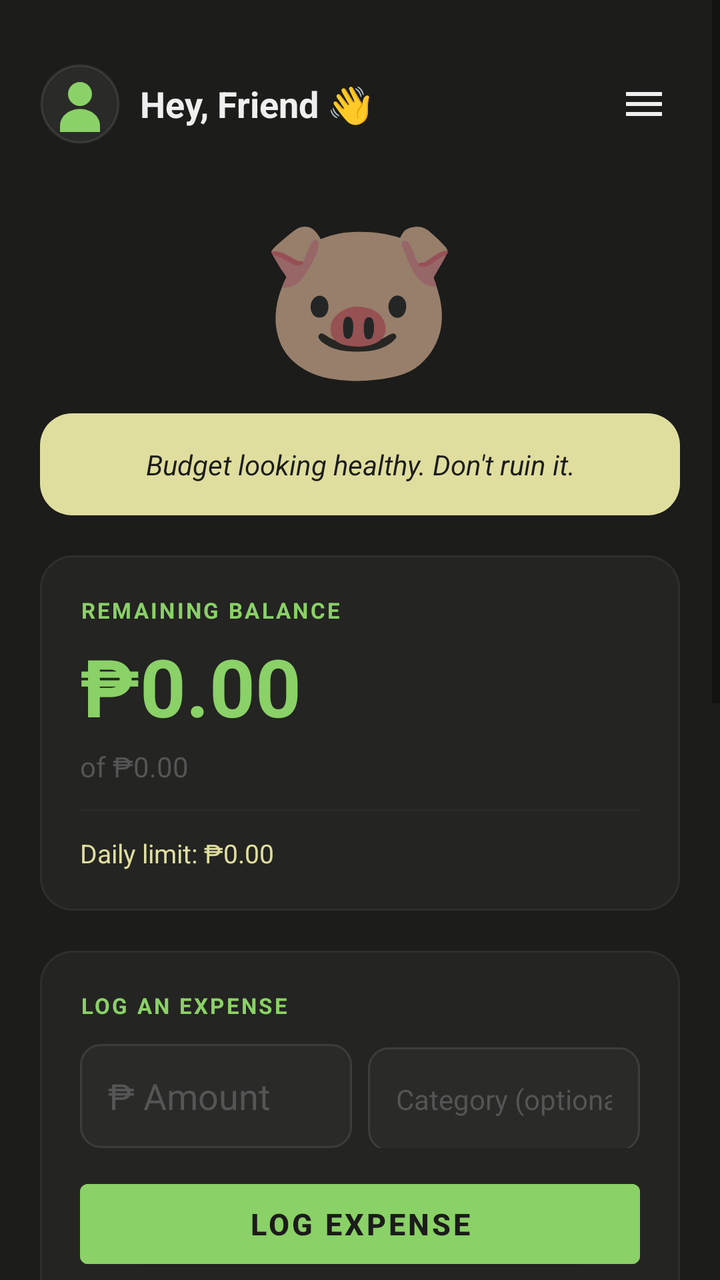
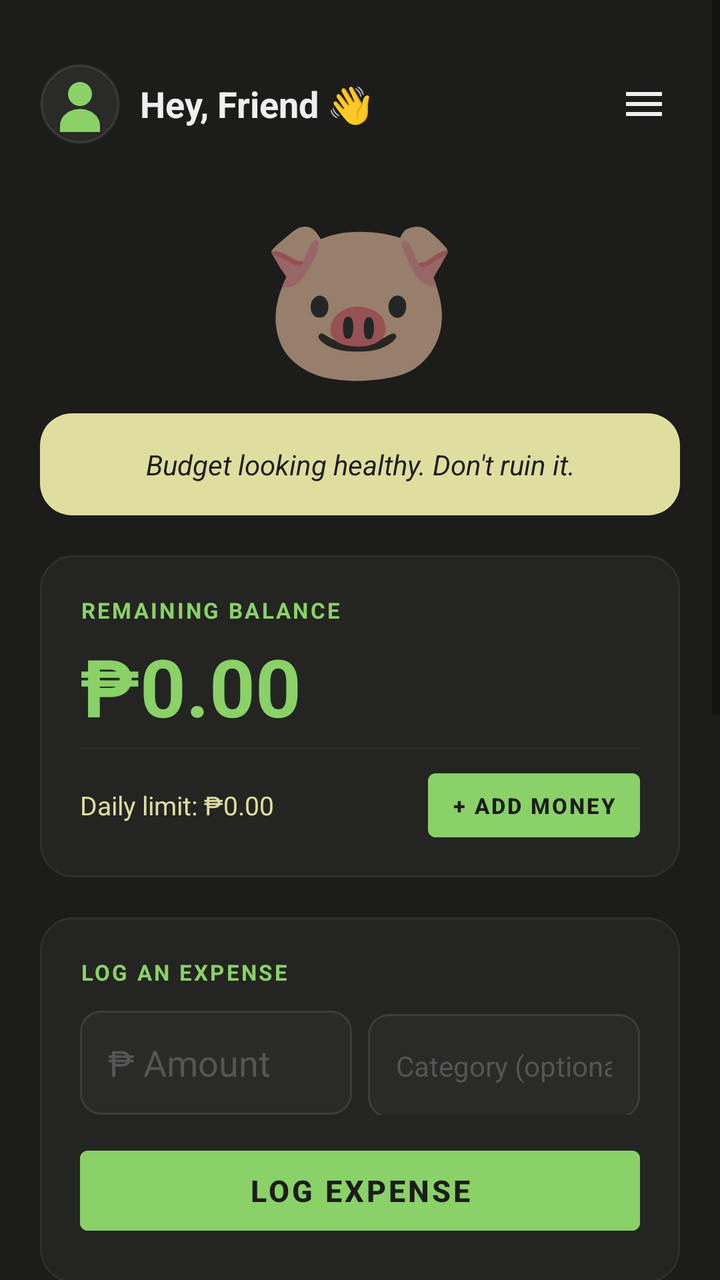

Two renders of the same Android screen: before a commit and after it. Below are the layout's source before the change and the commit's diff.
<!-- AndroidManifest.xml: application theme Theme.SpendSass -->
<!-- res/layout/activity_dashboard.xml -->
<?xml version="1.0" encoding="utf-8"?>
<ScrollView
    xmlns:android="http://schemas.android.com/apk/res/android"
    xmlns:app="http://schemas.android.com/apk/res-auto"
    android:layout_width="match_parent"
    android:layout_height="match_parent"
    android:background="#1C1C1A"
    android:fillViewport="true">

    <LinearLayout
        android:layout_width="match_parent"
        android:layout_height="wrap_content"
        android:orientation="vertical"
        android:padding="20dp">

        
        <LinearLayout
            android:layout_width="match_parent"
            android:layout_height="wrap_content"
            android:orientation="horizontal"
            android:gravity="center_vertical"
            android:layout_marginTop="12dp"
            android:layout_marginBottom="20dp">

            
            <ImageView
                android:id="@+id/iv_avatar"
                android:layout_width="40dp"
                android:layout_height="40dp"
                android:src="@drawable/ic_default_avatar"
                android:layout_marginEnd="10dp"
                android:contentDescription="Profile"
                android:clickable="true"
                android:focusable="true"/>

            <TextView
                android:id="@+id/tv_greeting"
                android:layout_width="0dp"
                android:layout_height="wrap_content"
                android:layout_weight="1"
                android:text="Hey, Friend 👋"
                android:textColor="#EFEFEF"
                android:textSize="18sp"
                android:textStyle="bold"/>

            
            <ImageView
                android:id="@+id/iv_hamburger"
                android:layout_width="36dp"
                android:layout_height="36dp"
                android:src="@drawable/ic_menu_white"
                android:padding="6dp"
                android:clickable="true"
                android:focusable="true"
                android:contentDescription="Menu"
                app:tint="#EFEFEF" />

        </LinearLayout>

        
        <LinearLayout
            android:id="@+id/layout_setup_prompt"
            android:layout_width="match_parent"
            android:layout_height="wrap_content"
            android:orientation="vertical"
            android:gravity="center"
            android:padding="32dp"
            android:visibility="gone">

            <TextView
                android:layout_width="wrap_content"
                android:layout_height="wrap_content"
                android:text="🐷"
                android:textSize="80sp"
                android:layout_marginBottom="16dp"/>

            <TextView
                android:layout_width="wrap_content"
                android:layout_height="wrap_content"
                android:text="I need your budget first."
                android:textColor="#8AD167"
                android:textSize="20sp"
                android:textStyle="bold"
                android:layout_marginBottom="8dp"/>

            <TextView
                android:layout_width="wrap_content"
                android:layout_height="wrap_content"
                android:text="How can I judge your spending if I don't know your budget? Set it up in Profile."
                android:textColor="#EFEFEF"
                android:textSize="14sp"
                android:gravity="center"
                android:layout_marginBottom="28dp"/>

            <Button
                android:id="@+id/btn_setup_now"
                android:layout_width="match_parent"
                android:layout_height="52dp"
                android:text="Set Up Budget"
                android:textColor="#1C1C1A"
                android:textStyle="bold"
                android:backgroundTint="#8AD167"/>

        </LinearLayout>

        
        <LinearLayout
            android:id="@+id/layout_main_content"
            android:layout_width="match_parent"
            android:layout_height="wrap_content"
            android:orientation="vertical"
            android:visibility="visible">

            
            <LinearLayout
                android:layout_width="match_parent"
                android:layout_height="wrap_content"
                android:orientation="vertical"
                android:gravity="center"
                android:layout_marginBottom="20dp">

                <TextView
                    android:id="@+id/tv_piggy_emoji"
                    android:layout_width="wrap_content"
                    android:layout_height="wrap_content"
                    android:text="🐷"
                    android:textSize="80sp"
                    android:layout_marginBottom="8dp"/>

                
                <LinearLayout
                    android:layout_width="match_parent"
                    android:layout_height="wrap_content"
                    android:background="@drawable/bg_speech_bubble"
                    android:padding="16dp">
                    <TextView
                        android:id="@+id/tv_piggy_message"
                        android:layout_width="match_parent"
                        android:layout_height="wrap_content"
                        android:text="Budget looking healthy. Don't ruin it."
                        android:textColor="#1C1C1A"
                        android:textSize="14sp"
                        android:textStyle="italic"
                        android:gravity="center"/>
                </LinearLayout>

            </LinearLayout>

            
            <LinearLayout
                android:layout_width="match_parent"
                android:layout_height="wrap_content"
                android:orientation="vertical"
                android:background="@drawable/bg_dashboard_card"
                android:padding="20dp"
                android:layout_marginBottom="20dp">

                <TextView
                    android:layout_width="wrap_content"
                    android:layout_height="wrap_content"
                    android:text="REMAINING BALANCE"
                    android:textColor="#8AD167"
                    android:textSize="11sp"
                    android:letterSpacing="0.1"
                    android:textStyle="bold"
                    android:layout_marginBottom="4dp"/>

                <TextView
                    android:id="@+id/tv_remaining_balance"
                    android:layout_width="wrap_content"
                    android:layout_height="wrap_content"
                    android:text="₱0.00"
                    android:textColor="#8AD167"
                    android:textSize="40sp"
                    android:textStyle="bold"
                    android:layout_marginBottom="4dp"/>

                <TextView
                    android:id="@+id/tv_total_budget"
                    android:layout_width="wrap_content"
                    android:layout_height="wrap_content"
                    android:text="of ₱0.00"
                    android:textColor="#555555"
                    android:textSize="14sp"
                    android:layout_marginBottom="12dp"/>

                
                <View
                    android:layout_width="match_parent"
                    android:layout_height="1dp"
                    android:background="#2A2A28"
                    android:layout_marginBottom="12dp"/>

                <TextView
                    android:id="@+id/tv_daily_limit"
                    android:layout_width="wrap_content"
                    android:layout_height="wrap_content"
                    android:text="Daily limit: ₱0.00"
                    android:textColor="#DFDE9F"
                    android:textSize="13sp"/>

            </LinearLayout>

            
            <LinearLayout
                android:layout_width="match_parent"
                android:layout_height="wrap_content"
                android:orientation="vertical"
                android:background="@drawable/bg_dashboard_card"
                android:padding="20dp"
                android:layout_marginBottom="12dp">

                <TextView
                    android:layout_width="wrap_content"
                    android:layout_height="wrap_content"
                    android:text="LOG AN EXPENSE"
                    android:textColor="#8AD167"
                    android:textSize="11sp"
                    android:letterSpacing="0.1"
                    android:textStyle="bold"
                    android:layout_marginBottom="12dp"/>

                
                <LinearLayout
                    android:layout_width="match_parent"
                    android:layout_height="wrap_content"
                    android:orientation="horizontal"
                    android:layout_marginBottom="4dp">

                    <EditText
                        android:id="@+id/et_amount"
                        android:layout_width="0dp"
                        android:layout_height="52dp"
                        android:layout_weight="1"
                        android:hint="₱ Amount"
                        android:textColorHint="#555555"
                        android:textColor="#EFEFEF"
                        android:textSize="18sp"
                        android:inputType="numberDecimal"
                        android:background="@drawable/bg_input_field"
                        android:paddingStart="14dp"
                        android:paddingEnd="14dp"
                        android:layout_marginEnd="8dp"/>

                    <EditText
                        android:id="@+id/et_category"
                        android:layout_width="0dp"
                        android:layout_height="52dp"
                        android:layout_weight="1"
                        android:hint="Category (optional)"
                        android:textColorHint="#555555"
                        android:textColor="#EFEFEF"
                        android:textSize="14sp"
                        android:inputType="text"
                        android:background="@drawable/bg_input_field"
                        android:paddingStart="14dp"
                        android:paddingEnd="14dp"/>

                </LinearLayout>

                <TextView
                    android:id="@+id/tv_amount_error"
                    android:layout_width="match_parent"
                    android:layout_height="wrap_content"
                    android:textColor="#FF6B6B"
                    android:textSize="12sp"
                    android:layout_marginBottom="8dp"
                    android:visibility="gone"/>

                <Button
                    android:id="@+id/btn_log_expense"
                    android:layout_width="match_parent"
                    android:layout_height="52dp"
                    android:text="Log Expense"
                    android:textColor="#1C1C1A"
                    android:textSize="15sp"
                    android:textStyle="bold"
                    android:backgroundTint="#8AD167"
                    android:layout_marginTop="8dp"/>

            </LinearLayout>

            <LinearLayout
                android:layout_width="match_parent"
                android:layout_height="wrap_content"
                android:orientation="horizontal"
                android:padding="10dp"
                android:layout_marginBottom="12dp">

                <TextView
                    android:layout_width="0dp"
                    android:layout_height="wrap_content"
                    android:layout_weight="1"
                    android:text="ANALYTICS"
                    android:textColor="@color/green_primary"
                    android:textSize="14sp"
                    android:textStyle="bold"
                    android:layout_gravity="center" />

                <TextView
                    android:id="@+id/tv_view_all_history"
                    android:layout_width="wrap_content"
                    android:layout_height="wrap_content"
                    android:text="View Full →"
                    android:textColor="@color/green_primary"
                    android:textSize="12sp"
                    android:alpha="0.8"
                    android:textStyle="bold"
                    android:layout_gravity="center" />

            </LinearLayout>

            <LinearLayout
                android:layout_width="match_parent"
                android:layout_height="wrap_content"
                android:orientation="vertical"
                android:background="@drawable/bg_dashboard_card"
                android:padding="20dp"
                android:layout_marginBottom="12dp">

                <LinearLayout
                    android:layout_width="match_parent"
                    android:layout_height="wrap_content"
                    android:orientation="vertical"
                    android:elevation="2dp">

                    <TextView
                        android:layout_width="wrap_content"
                        android:layout_height="wrap_content"
                        android:text="SPENDING BREAKDOWN"
                        android:textColor="#8AD167"
                        android:textSize="11sp"
                        android:textStyle="bold"
                        android:letterSpacing="0.1"
                        android:layout_marginBottom="12dp" />

                    <LinearLayout
                        android:id="@+id/layout_category_chart"
                        android:layout_width="match_parent"
                        android:layout_height="wrap_content"
                        android:orientation="vertical" />

                    

                </LinearLayout>

            </LinearLayout>

            <LinearLayout
                android:layout_width="match_parent"
                android:layout_height="wrap_content"
                android:orientation="vertical"
                android:background="@drawable/bg_dashboard_card"
                android:padding="20dp"
                android:layout_marginBottom="12dp">

                <ProgressBar
                    android:id="@+id/pb_budget_progress"
                    style="?android:attr/progressBarStyleHorizontal"
                    android:layout_width="match_parent"
                    android:layout_height="wrap_content"
                    android:max="100"
                    android:progress="0" />

                <TextView
                    android:layout_width="wrap_content"
                    android:layout_height="wrap_content"
                    android:text="EXPENSES"
                    android:textStyle="bold"
                    android:textColor="#8AD167"
                    android:textSize="11sp"
                    android:letterSpacing="0.1"
                    android:layout_marginBottom="12dp"/>

                <ListView
                    android:id="@+id/lv_expense_history"
                    android:layout_width="match_parent"
                    android:layout_height="250dp"
                    android:nestedScrollingEnabled="true" />
            </LinearLayout>

        </LinearLayout>

    </LinearLayout>
</ScrollView>
<!-- resources referenced by this layout -->
<resources>
  <color name="green_primary">#8AD167</color>
  <!-- drawable bg_dashboard_card (drawable) -->
  <?xml version="1.0" encoding="utf-8"?>
  <shape xmlns:android="http://schemas.android.com/apk/res/android"
      android:shape="rectangle">
      <solid android:color="#242422"/>
      <stroke android:color="#2F2F2D" android:width="1dp"/>
      <corners android:radius="16dp"/>
  </shape>
  <!-- drawable bg_input_field (drawable) -->
  <?xml version="1.0" encoding="utf-8"?>
  <shape xmlns:android="http://schemas.android.com/apk/res/android"
      android:shape="rectangle">
      <solid android:color="#2A2A28"/>
      <stroke android:color="#3D3D3B" android:width="1dp"/>
      <corners android:radius="10dp"/>
  </shape>
  <!-- drawable bg_speech_bubble (drawable) -->
  <?xml version="1.0" encoding="utf-8"?>
  <shape xmlns:android="http://schemas.android.com/apk/res/android"
      android:shape="rectangle">
      <solid android:color="#DFDE9F"/>
      <corners android:radius="16dp"/>
  </shape>
  <!-- drawable ic_default_avatar (drawable) -->
  <?xml version="1.0" encoding="utf-8"?>
  <vector xmlns:android="http://schemas.android.com/apk/res/android"
      android:width="80dp"
      android:height="80dp"
      android:viewportWidth="80"
      android:viewportHeight="80">
  
      
      <path
          android:fillColor="#2A2A28"
          android:pathData="M40,40m-40,0a40,40 0,1 1,80 0a40,40 0,1 1,-80 0"/>
  
      
      <path
          android:fillColor="#8AD167"
          android:pathData="M40,18 C33.4,18 28,23.4 28,30 C28,36.6 33.4,42 40,42 C46.6,42 52,36.6 52,30 C52,23.4 46.6,18 40,18Z"/>
  
      
      <path
          android:fillColor="#8AD167"
          android:pathData="M20,62 C20,52 29,45 40,45 C51,45 60,52 60,62 L60,68 L20,68 Z"/>
  
      
      <path
          android:fillColor="#3D3D3B"
          android:strokeColor="#3D3D3B"
          android:strokeWidth="1.5"
          android:pathData="M40,40m-38,0a38,38 0,1 1,76 0a38,38 0,1 1,-76 0"
          android:fillAlpha="0"/>
  
  </vector>
  <!-- drawable ic_menu_white (drawable) -->
  <?xml version="1.0" encoding="utf-8"?>
  <vector xmlns:android="http://schemas.android.com/apk/res/android"
      android:width="24dp"
      android:height="24dp"
      android:viewportWidth="24"
      android:viewportHeight="24">
  
      <path
          android:fillColor="#FFFFFFFF"
          android:pathData="M3,6 L21,6 L21,8 L3,8 Z"/>
      <path
          android:fillColor="#FFFFFFFF"
          android:pathData="M3,11 L21,11 L21,13 L3,13 Z"/>
      <path
          android:fillColor="#FFFFFFFF"
          android:pathData="M3,16 L21,16 L21,18 L3,18 Z"/>
  
  </vector>
  <style name="Theme.SpendSass" parent="Theme.MaterialComponents.DayNight.NoActionBar">
          <item name="colorPrimary">#8AD167</item>
          <item name="colorPrimaryDark">#1C1C1A</item>
          <item name="colorAccent">#DFDE9F</item>
          <item name="android:windowBackground">#1C1C1A</item>
          <item name="android:statusBarColor">#1C1C1A</item>
      </style>
</resources>

<!-- the commit's change to res/layout/activity_dashboard.xml (unified diff, before → after) -->
@@ -175,15 +175,6 @@
                     android:textStyle="bold"
                     android:layout_marginBottom="4dp"/>
 
-                <TextView
-                    android:id="@+id/tv_total_budget"
-                    android:layout_width="wrap_content"
-                    android:layout_height="wrap_content"
-                    android:text="of ₱0.00"
-                    android:textColor="#555555"
-                    android:textSize="14sp"
-                    android:layout_marginBottom="12dp"/>
-
                 
                 <View
                     android:layout_width="match_parent"
@@ -191,15 +182,40 @@
                     android:background="#2A2A28"
                     android:layout_marginBottom="12dp"/>
 
-                <TextView
-                    android:id="@+id/tv_daily_limit"
-                    android:layout_width="wrap_content"
-                    android:layout_height="wrap_content"
-                    android:text="Daily limit: ₱0.00"
-                    android:textColor="#DFDE9F"
-                    android:textSize="13sp"/>
-
-            </LinearLayout>
+                
+                <LinearLayout
+                    android:layout_width="match_parent"
+                    android:layout_height="wrap_content"
+                    android:orientation="horizontal"
+                    android:gravity="center_vertical">
+
+                    <TextView
+                        android:id="@+id/tv_daily_limit"
+                        android:layout_width="0dp"
+                        android:layout_height="wrap_content"
+                        android:layout_weight="1"
+                        android:text="Daily limit: ₱0.00"
+                        android:textColor="#DFDE9F"
+                        android:textSize="13sp"/>
+
+                    <Button
+                        android:id="@+id/btn_add_money"
+                        android:layout_width="wrap_content"
+                        android:layout_height="32dp"
+                        android:text="+ Add Money"
+                        android:textColor="#1C1C1A"
+                        android:textSize="11sp"
+                        android:textStyle="bold"
+                        android:backgroundTint="#8AD167"
+                        android:paddingStart="12dp"
+                        android:paddingEnd="12dp"
+                        android:insetTop="0dp"
+                        android:insetBottom="0dp"/>
+
+                </LinearLayout>
+
+            </LinearLayout>
+
 
             
             <LinearLayout
